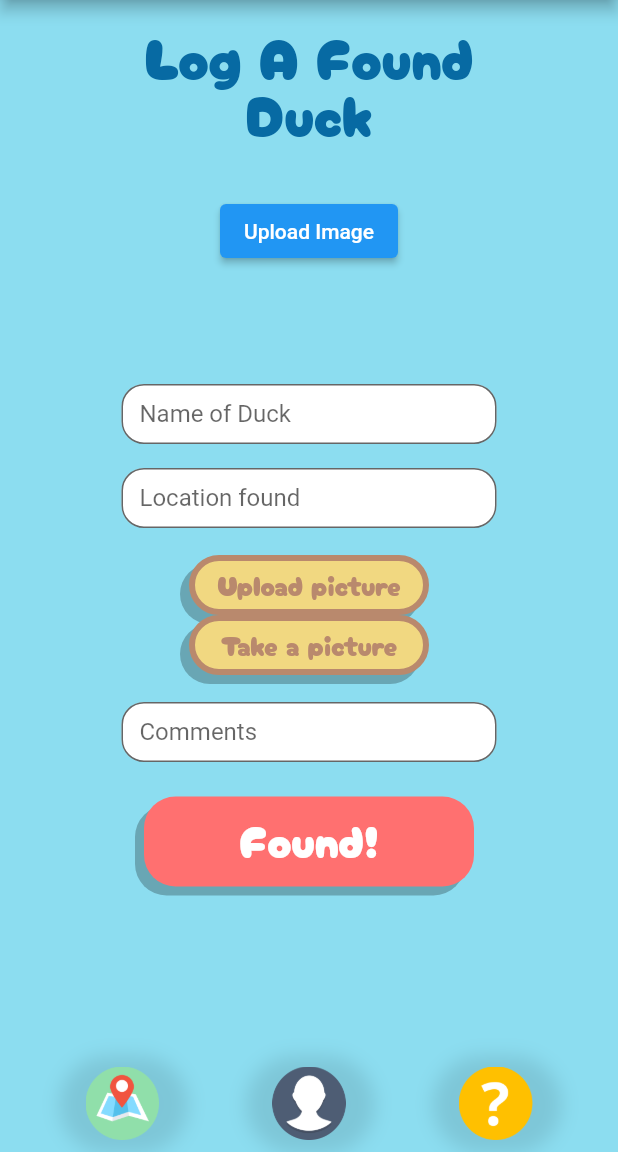
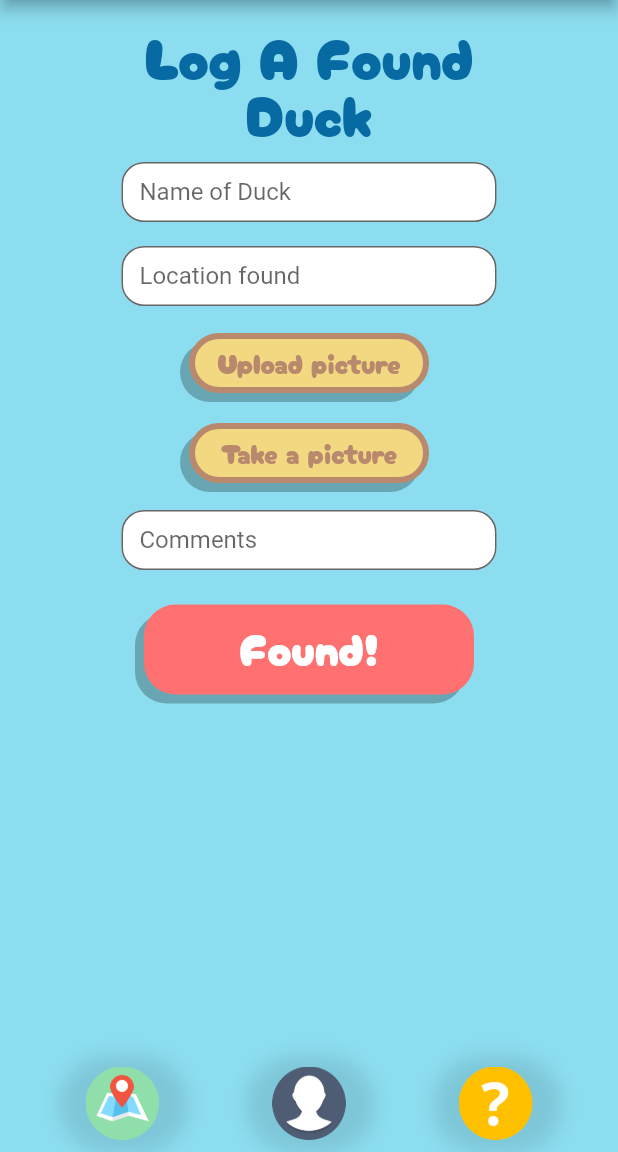
Before and after one commit to muhsinaltintop/tlydp, a Flutter app: the LogDuck screen opened directly, on a phone screen of 412 x 824 dp, the part 84-1236 px from its top. Run offline on Flutter 3.47's test engine with Material 2 defaults, Android fonts, the phone set to English and light mode, and no system bars; drawn by our look-alikes of auto_size_text, flutter_form_builder; our stand-ins replace email_validator, google_maps_flutter, image_picker; accounts and stored records are empty.

Commit message:
edited log duck upload pic feature

```diff
--- a/lib/screens/log_duck_screen.dart
+++ b/lib/screens/log_duck_screen.dart
@@ -115,22 +115,6 @@ class _LogDuckState extends State<LogDuck> {
                       //   SizedBox(
                       //   height: 30,
                       // ),
-                      SizedBox(
-                        height: 30,
-                      ),
-                      ElevatedButton(
-                          onPressed: () => pickImage(ImageSource.gallery),
-                          child: const Text("Upload Image")),
-                      SizedBox(
-                        // height: 15
-                        height: 10,
-                      ),
-                      SizedBox(
-                        height: 30,
-                      ),
-                      SizedBox(
-                        height: 30,
-                      ),
                       Padding(
                         padding: const EdgeInsets.all(8),
                         child: SizedBox(
@@ -214,6 +198,9 @@ class _LogDuckState extends State<LogDuck> {
                             )
                           )
                         )
+                      ),
+                      SizedBox(
+                        height: 20,
                       ),
                       GestureDetector(
                         onTap: () {
```
